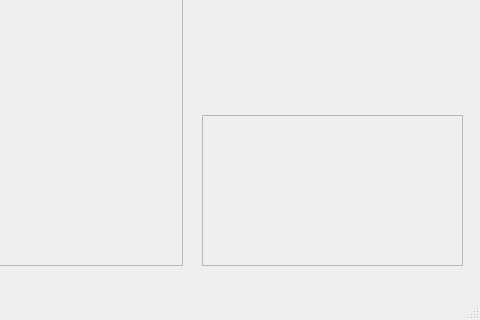
The window that distanceGui.ui (juliettepera/distance) describes before a commit, drawn with Qt 5; both pictures show x 658 to 1138 and y 485 to 805 of the 1138 by 805 pixel window.
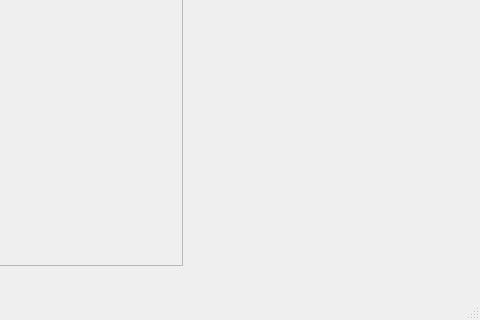
The same window after the commit.

Patch:
```diff
--- a/distanceGui.ui
+++ b/distanceGui.ui
@@ -204,29 +204,6 @@
      <string>Mesh B</string>
     </property>
    </widget>
-   <widget class="QScrollArea" name="scrollAreaUser">
-    <property name="geometry">
-     <rect>
-      <x>860</x>
-      <y>600</y>
-      <width>261</width>
-      <height>151</height>
-     </rect>
-    </property>
-    <property name="widgetResizable">
-     <bool>true</bool>
-    </property>
-    <widget class="QWidget" name="scrollAreaWidgetContents_4">
-     <property name="geometry">
-      <rect>
-       <x>0</x>
-       <y>0</y>
-       <width>259</width>
-       <height>149</height>
-      </rect>
-     </property>
-    </widget>
-   </widget>
    <zorder>gridLayoutWidget</zorder>
    <zorder>scrollAreaMeshA</zorder>
    <zorder>scrollAreaMeshB</zorder>
```
Left out of the diff: 1 changed line with no effect on the pictures.
